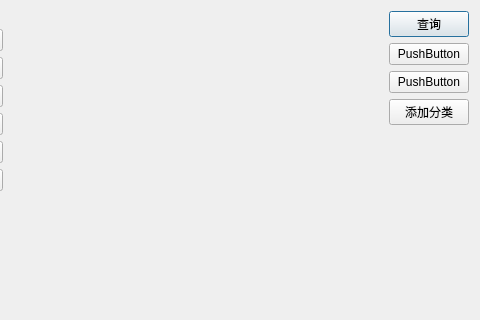
Old version of the form advancesearchdlg.ui in the repository WooodHead/labelling3; both pictures show x 455 to 935 and y 0 to 320 of the 935 by 655 pixel window.
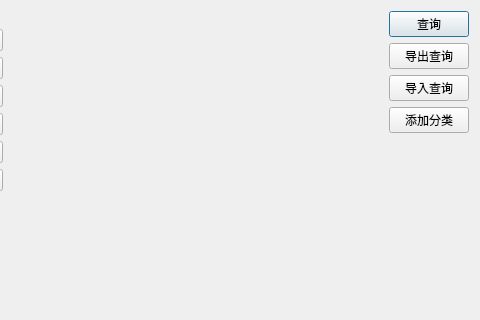
New version of the form.

Commit message: recover all data,export searche result

```diff
--- a/advancesearchdlg.ui
+++ b/advancesearchdlg.ui
@@ -2509,14 +2509,14 @@
        <item>
         <widget class="QPushButton" name="pushButton_2">
          <property name="text">
-          <string>PushButton</string>
+          <string>导出查询</string>
          </property>
         </widget>
        </item>
        <item>
         <widget class="QPushButton" name="pushButton_3">
          <property name="text">
-          <string>PushButton</string>
+          <string>导入查询</string>
          </property>
         </widget>
        </item>
```
Left out of the diff: 4 changed lines with no effect on the pictures. The commit also changes 2 other files.
